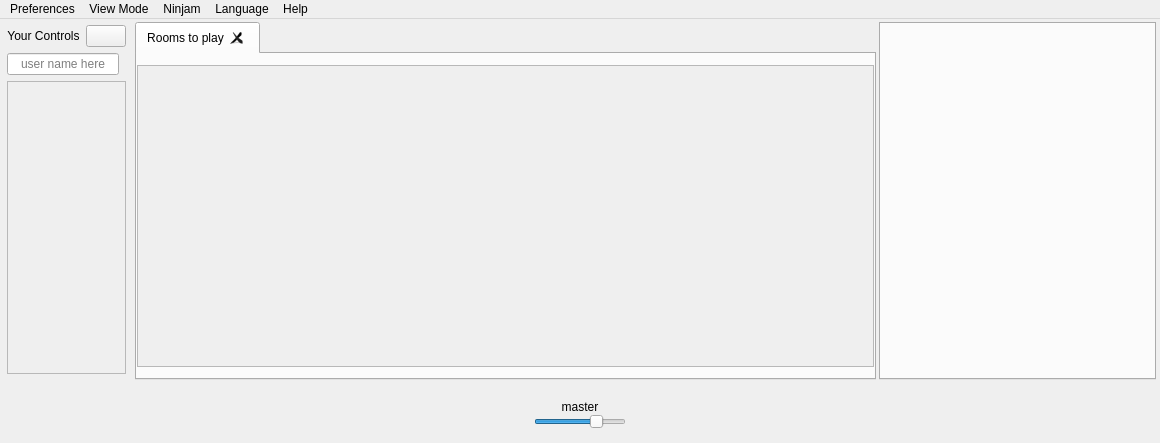
Qt form src/Common/gui/MainWindow.ui (elieserdejesus/JamTaba) before a commit.
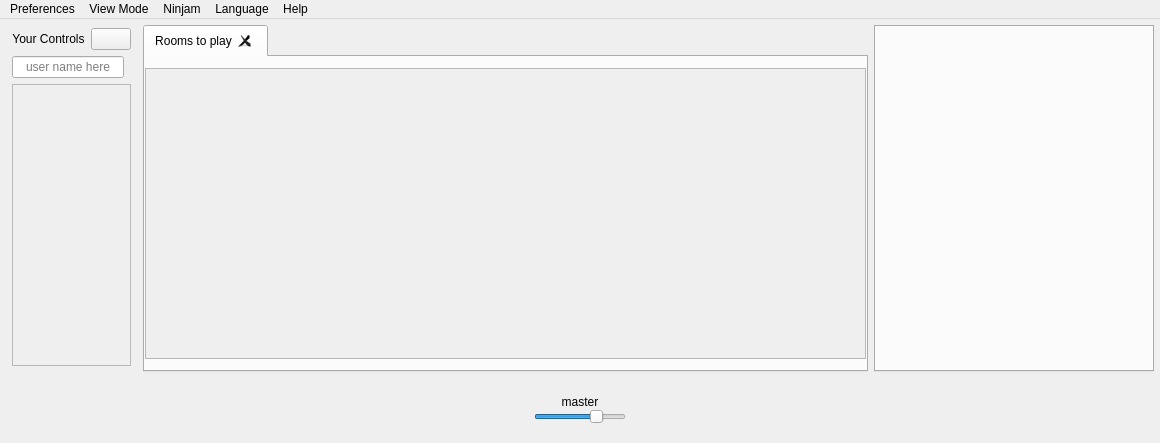
The same form after that commit. Icons and pictures are not drawn. Custom widgets are drawn as their Qt base class.

Diff of the .ui file:
```diff
--- a/src/Common/gui/MainWindow.ui
+++ b/src/Common/gui/MainWindow.ui
@@ -23,19 +23,19 @@
      <enum>QLayout::SetDefaultConstraint</enum>
     </property>
     <property name="leftMargin">
-     <number>1</number>
+     <number>6</number>
     </property>
     <property name="topMargin">
-     <number>3</number>
+     <number>6</number>
     </property>
     <property name="rightMargin">
-     <number>1</number>
+     <number>6</number>
     </property>
     <property name="bottomMargin">
-     <number>1</number>
+     <number>6</number>
     </property>
     <property name="spacing">
-     <number>3</number>
+     <number>6</number>
     </property>
     <item row="0" column="1">
      <widget class="QWidget" name="contentPanel" native="true">
@@ -114,8 +114,8 @@
                <rect>
                 <x>0</x>
                 <y>0</y>
-                <width>706</width>
-                <height>301</height>
+                <width>690</width>
+                <height>290</height>
                </rect>
               </property>
               <layout class="QVBoxLayout" name="verticalLayout_6">
@@ -177,7 +177,7 @@
         <number>0</number>
        </property>
        <property name="rightMargin">
-        <number>3</number>
+        <number>0</number>
        </property>
        <property name="bottomMargin">
         <number>0</number>
@@ -376,7 +376,7 @@
         </layout>
        </item>
        <item>
-        <widget class="QWidget" name="userNamePanel" native="true">
+        <widget class="QFrame" name="userNamePanel">
          <layout class="QHBoxLayout" name="horizontalLayout">
           <property name="spacing">
            <number>0</number>
```
Left out of the diff: 2 changed lines with no effect on the pictures.
